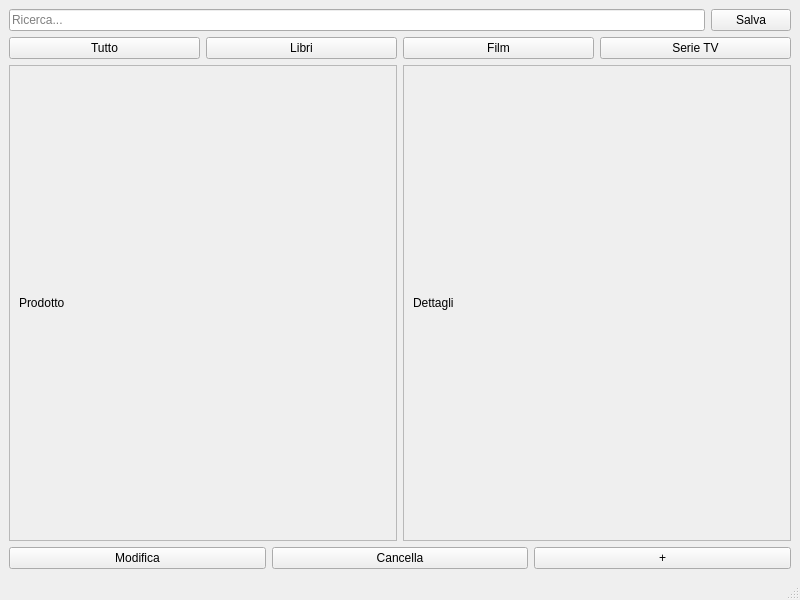
The window that gui/MainWindow.ui (Samu154/Libreria_Online) describes before a commit, drawn with Qt 5.
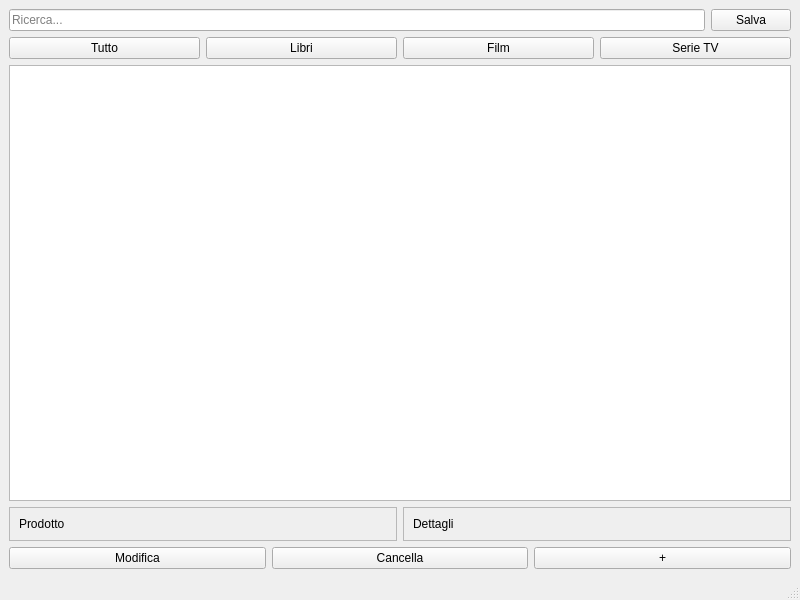
The same window after the commit.

```diff
--- a/gui/MainWindow.ui
+++ b/gui/MainWindow.ui
@@ -67,6 +67,10 @@
       </item>
      </layout>
     </item>
+    <!-- Aggiunta del QListWidget per mostrare i risultati della ricerca -->
+    <item>
+      <widget class="QListWidget" name="resultsListWidget"/>
+    </item>
     <!-- Area di visualizzazione del prodotto -->
     <item>
      <layout class="QHBoxLayout" name="displayLayout">
```
